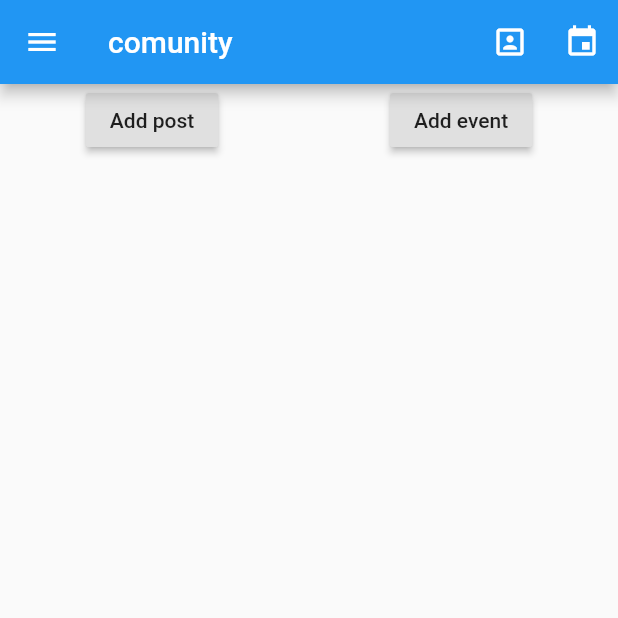
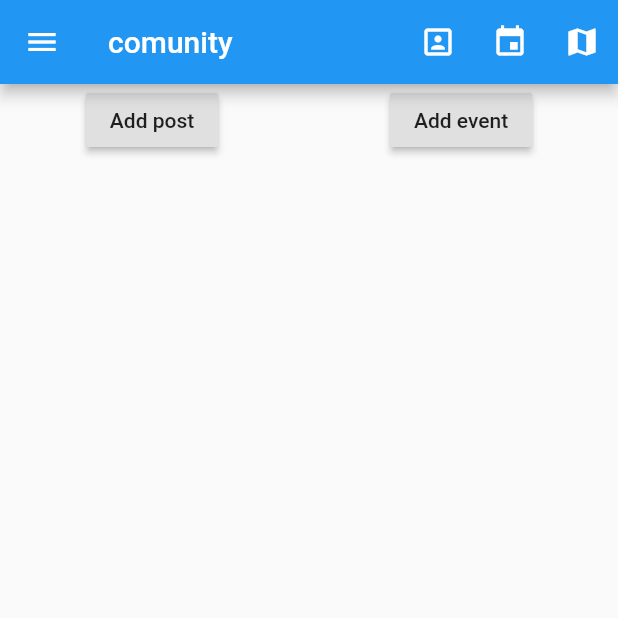
Before and after one commit to The-Odd-Ones/flutter, a Flutter app: the Home screen opened by its route, on a phone screen of 412 x 824 dp, the top half of it. Run offline on Flutter 3.47's test engine with Material 2 defaults, Android fonts, the phone set to English and light mode, and no system bars; our stand-ins replace google_maps_flutter, image_picker, shared_preferences; missing offline and left inert: dart:ffi, zoom_widget; accounts and stored records are empty.

Commit message:
map changes

```diff
--- a/lib/pages/homePage.dart
+++ b/lib/pages/homePage.dart
@@ -2,6 +2,7 @@ import 'package:community/pages/events.dart';
 import 'package:community/pages/posts/postCard.dart';
 import 'package:community/pages/profile.dart';
 import 'package:community/provider/eventsProvider.dart';
+import 'package:community/widget/mapWidget.dart';
 import 'package:community/widget/posts.dart';
 import 'package:community/provider/communityProvider.dart';
 import 'package:community/provider/postsprovider.dart';
@@ -77,7 +78,8 @@ class _HomeState extends State<Home> {
               ),
               onPressed: () {
                 Navigator.of(context).pushNamed(Profile.routeName);
-                }),
+              },
+            ),
             IconButton(
               icon: Icon(
                 Icons.event,
@@ -85,7 +87,17 @@ class _HomeState extends State<Home> {
               ),
               onPressed: () {
                 Navigator.of(context).pushNamed(Events.routeName);
-                }),
+              },
+            ),
+            IconButton(
+              icon: Icon(
+                Icons.map,
+                color: Colors.white,
+              ),
+              onPressed: () {
+                Navigator.of(context).pushNamed(MapPage.routeName);
+              },
+            ),
           ],
         ),
         drawer: AppDrawer(),
```
Also changed, not shown: 1 other file. Lines whose indentation alone changed are shown as unchanged.
